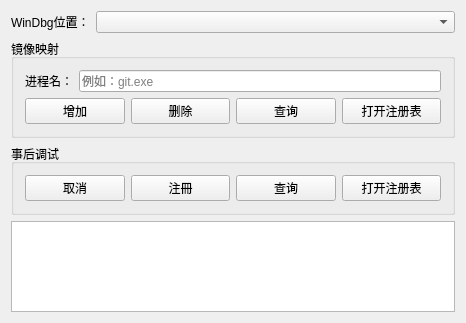
First picture: the form in WindbgIFEO/WindbgIFEO.ui, repository MingYueRuYa/worktools, before the edit.
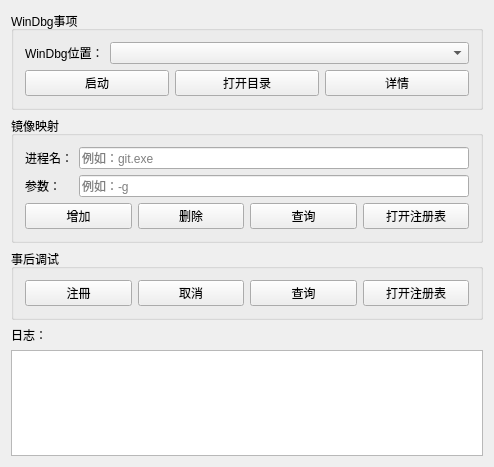
Second picture: the form after the edit.

Commit message: 修改ui布局和增加启动windbg功能

Diff of the .ui file:
```diff
--- a/WindbgIFEO/WindbgIFEO.ui
+++ b/WindbgIFEO/WindbgIFEO.ui
@@ -6,8 +6,8 @@
    <rect>
     <x>0</x>
     <y>0</y>
-    <width>466</width>
-    <height>323</height>
+    <width>494</width>
+    <height>467</height>
    </rect>
   </property>
   <property name="minimumSize">
@@ -22,6 +22,12 @@
   <property name="styleSheet">
    <string notr="true"/>
   </property>
+  <layout class="QVBoxLayout" name="verticalLayout_7">
+   <item>
+    <widget class="QGroupBox" name="groupBox">
+     <property name="title">
+      <string>WinDbg事项</string>
+     </property>
   <layout class="QVBoxLayout" name="verticalLayout_4">
    <item>
     <layout class="QHBoxLayout" name="horizontalLayout_4">
@@ -45,14 +51,44 @@
     </layout>
    </item>
    <item>
+       <layout class="QHBoxLayout" name="horizontalLayout_5">
+        <item>
+         <widget class="QPushButton" name="pushButtonStartDbg">
+          <property name="text">
+           <string>启动</string>
+          </property>
+         </widget>
+        </item>
+        <item>
+         <widget class="QPushButton" name="pushButtonStartDbgDir">
+          <property name="text">
+           <string>打开目录</string>
+          </property>
+         </widget>
+        </item>
+        <item>
+         <widget class="QPushButton" name="pushButtonDbgDetails">
+          <property name="text">
+           <string>详情</string>
+          </property>
+         </widget>
+        </item>
+       </layout>
+      </item>
+     </layout>
+    </widget>
+   </item>
+   <item>
     <widget class="QGroupBox" name="groupBoxIFEO">
      <property name="title">
       <string>镜像映射</string>
      </property>
-     <layout class="QVBoxLayout" name="verticalLayout_3">
+     <layout class="QVBoxLayout" name="verticalLayout_6">
       <item>
        <layout class="QHBoxLayout" name="horizontalLayout">
         <item>
+         <layout class="QVBoxLayout" name="verticalLayout_3">
+          <item>
          <layout class="QVBoxLayout" name="verticalLayout">
           <item>
            <widget class="QLabel" name="label_2">
@@ -64,6 +100,15 @@
          </layout>
         </item>
         <item>
+           <widget class="QLabel" name="label_5">
+            <property name="text">
+             <string>参数：</string>
+            </property>
+           </widget>
+          </item>
+         </layout>
+        </item>
+        <item>
          <layout class="QVBoxLayout" name="verticalLayout_2">
           <item>
            <widget class="QLineEdit" name="lineEdit_process_name">
@@ -72,6 +117,13 @@
             </property>
            </widget>
           </item>
+          <item>
+           <widget class="QLineEdit" name="lineEdit_process_param">
+            <property name="placeholderText">
+             <string>例如：-g</string>
+            </property>
+           </widget>
+          </item>
          </layout>
         </item>
        </layout>
@@ -147,19 +199,6 @@
       <string>事后调试</string>
      </property>
      <layout class="QHBoxLayout" name="horizontalLayout_3">
-      <item>
-       <widget class="QPushButton" name="pushButtonPostmortem_2">
-        <property name="minimumSize">
-         <size>
-          <width>0</width>
-          <height>26</height>
-         </size>
-        </property>
-        <property name="text">
-         <string>取消</string>
-        </property>
-       </widget>
-      </item>
       <item>
        <widget class="QPushButton" name="pushButtonPostmortem">
         <property name="minimumSize">
@@ -174,7 +213,20 @@
        </widget>
       </item>
       <item>
-       <widget class="QPushButton" name="pushButtonDel_3">
+       <widget class="QPushButton" name="pushButtonCancelPostmortem">
+        <property name="minimumSize">
+         <size>
+          <width>0</width>
+          <height>26</height>
+         </size>
+        </property>
+        <property name="text">
+         <string>取消</string>
+        </property>
+       </widget>
+      </item>
+      <item>
+       <widget class="QPushButton" name="pushButtonPostmortemQuery">
         <property name="minimumSize">
          <size>
           <width>0</width>
@@ -203,7 +255,18 @@
     </widget>
    </item>
    <item>
+    <layout class="QVBoxLayout" name="verticalLayout_5">
+     <item>
+      <widget class="QLabel" name="label_4">
+       <property name="text">
+        <string>日志：</string>
+       </property>
+      </widget>
+     </item>
+     <item>
     <widget class="QTextBrowser" name="textBrowserLog"/>
+     </item>
+    </layout>
    </item>
   </layout>
  </widget>
```
Left out of the diff: 4 changed lines with no effect on the pictures. Lines whose indentation alone changed are shown as unchanged. The commit also changes 2 other files.
